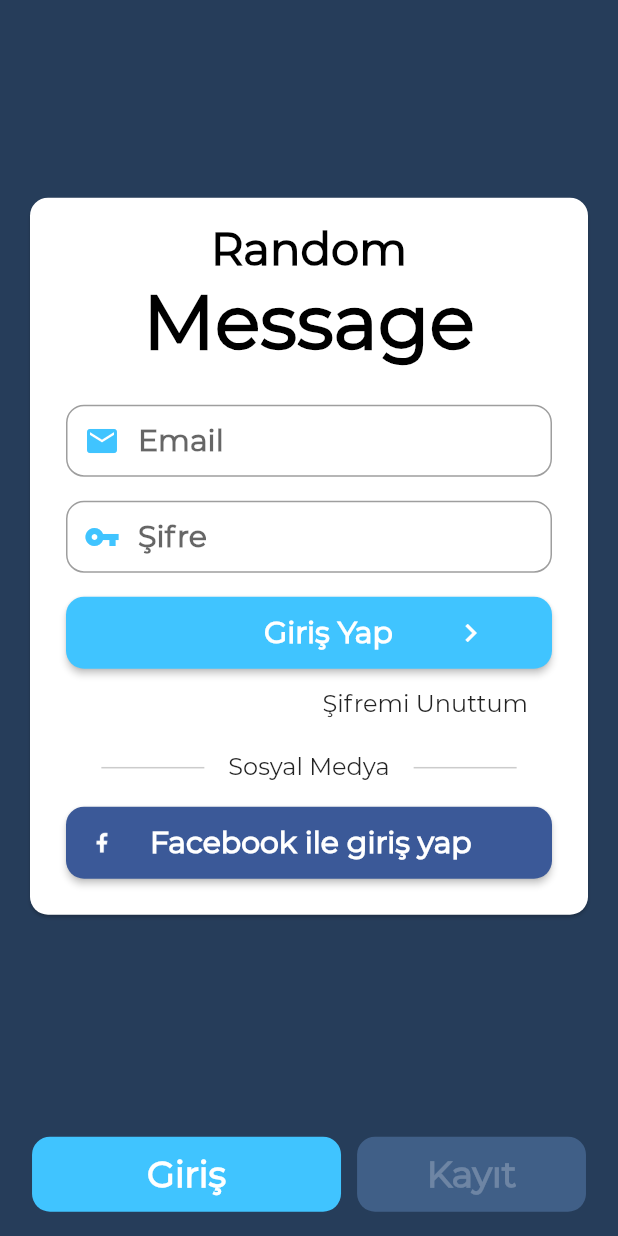
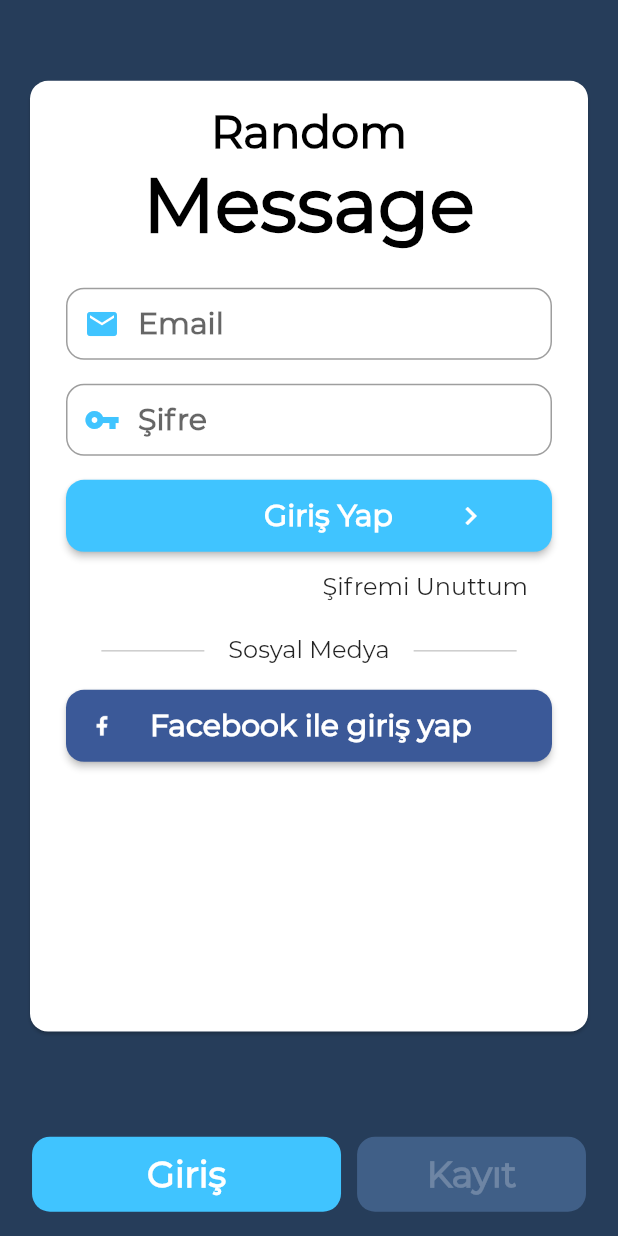
Before and after one commit to cgrbyk/RandomMessage, a Flutter app: the screen it shows after launch, on a phone screen of 412 x 824 dp. Run offline on Flutter 3.47's test engine with Material 2 defaults, Android fonts, the phone set to English and light mode, and no system bars; our stand-ins replace flutter_local_notifications, flutter_spinkit, sqflite; accounts and stored records are empty; project files that could hold a hidden picture were left out.

```diff
--- a/lib/esles.dart
+++ b/lib/esles.dart
@@ -95,7 +95,7 @@ class EslesmeEkrani extends State<Esles> {
         ),
         body: Container(
           decoration: BoxDecoration(
-              gradient: LinearGradient(
+            gradient: LinearGradient(
             begin: Alignment.topRight,
             end: Alignment.bottomLeft,
             stops: [0.1, 0.5, 0.7, 0.9],
--- a/lib/main.dart
+++ b/lib/main.dart
@@ -56,6 +56,7 @@ class _MyAppState extends State<MyApp> {
         ));
   }
   void _showDialog() {
+    //
     // flutter defined function
     showDialog(
       context: context,
@@ -66,7 +67,8 @@ class _MyAppState extends State<MyApp> {
           content: new Text("Şifre veya kullanıcı adı yanlış lütfen tekrar deneyin "),
           actions: <Widget>[
             // usually buttons at the bottom of the dialog
-            new FlatButton(
+            new
+             FlatButton(
               child: new Text("Kapat"),
               onPressed: () {
                 Navigator.of(context).pop();
@@ -81,7 +83,9 @@ class _MyAppState extends State<MyApp> {
   Widget callPage(int _selectedIndex) {
     switch (_selectedIndex) {
       case 0:
-        return ListView(
+        return Container(
+          height: MediaQuery.of(context).size.height/1.3,
+          child: ListView(
           shrinkWrap: true,
           padding:
               EdgeInsets.only(left: 24.0, right: 24.0, top: 0.0, bottom: 24.0),
@@ -126,10 +130,14 @@ class _MyAppState extends State<MyApp> {
             SizedBox(height: 8.0),
             facebookLoginButton(),
           ],
+        )
+      ,
         );
-      case 1:
-        return ListView(
-          shrinkWrap: true,
+         case 1:
+        return Container(
+          height: MediaQuery.of(context).size.height / 1.3,
+          child: ListView(
+          scrollDirection: Axis.vertical,
           padding:
               EdgeInsets.only(left: 24.0, right: 24.0, top: 0.0, bottom: 24.0),
           children: <Widget>[
@@ -169,6 +177,8 @@ class _MyAppState extends State<MyApp> {
             SizedBox(height: 8.0),
             signUpButton(),
           ],
+        )
+,
         );
 
         break;
@@ -176,8 +186,7 @@ class _MyAppState extends State<MyApp> {
         return MyApp();
     }
   }
-
-  Widget email() {
+   Widget email() {
     return TextField(
       keyboardType: TextInputType.emailAddress,
       autofocus: false,
@@ -444,12 +453,7 @@ class _MyAppState extends State<MyApp> {
       );
     }
 
-    final spinner = Visibility(
-        visible: visible,
-        child: SpinKitRipple(
-          color: Colors.white,
-          size: 50,
-        ));
+
     return Scaffold(
       bottomNavigationBar: bottomPanel(),
       resizeToAvoidBottomPadding: false,
```
